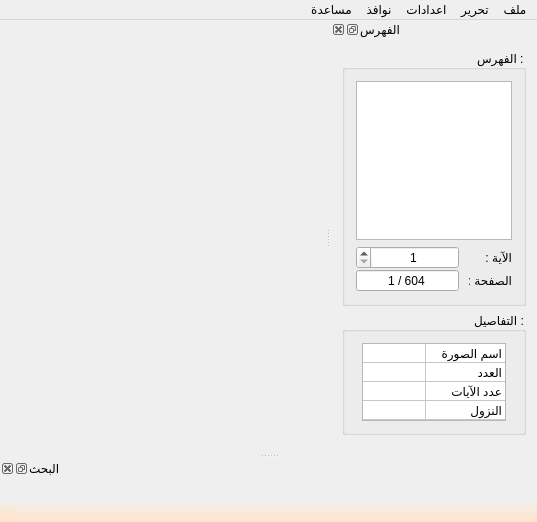
Above: src/ui/mainwindow.ui from boussouira/moltaqa before the change. Below: the same form after it.
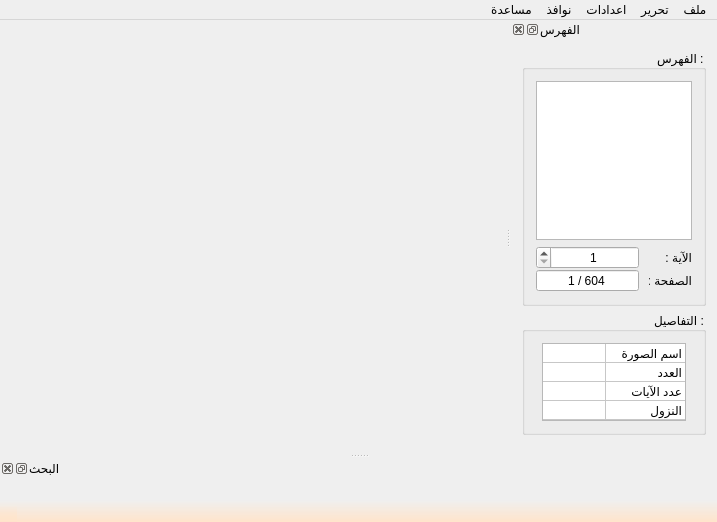
That is the form after the change. Icons and pictures are not drawn.

```diff
--- a/src/ui/mainwindow.ui
+++ b/src/ui/mainwindow.ui
@@ -6,7 +6,7 @@
    <rect>
     <x>0</x>
     <y>0</y>
-    <width>537</width>
+    <width>717</width>
     <height>522</height>
    </rect>
   </property>
@@ -31,7 +31,7 @@
     <rect>
      <x>0</x>
      <y>0</y>
-     <width>537</width>
+     <width>717</width>
      <height>24</height>
     </rect>
    </property>
```
